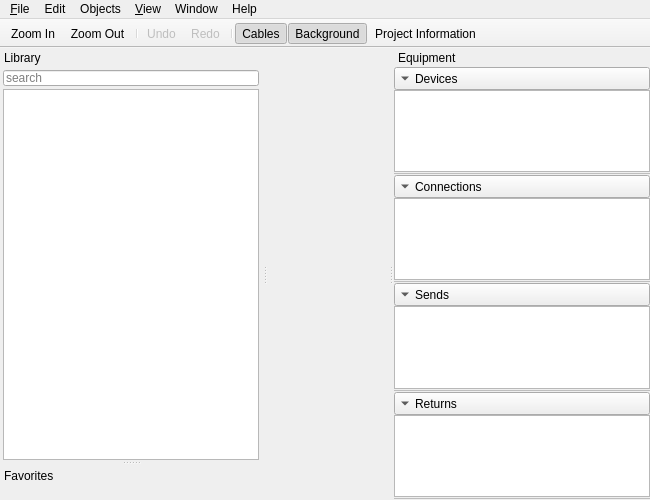
uliss/patch_scene, file mainwindow.ui: the form before one commit.
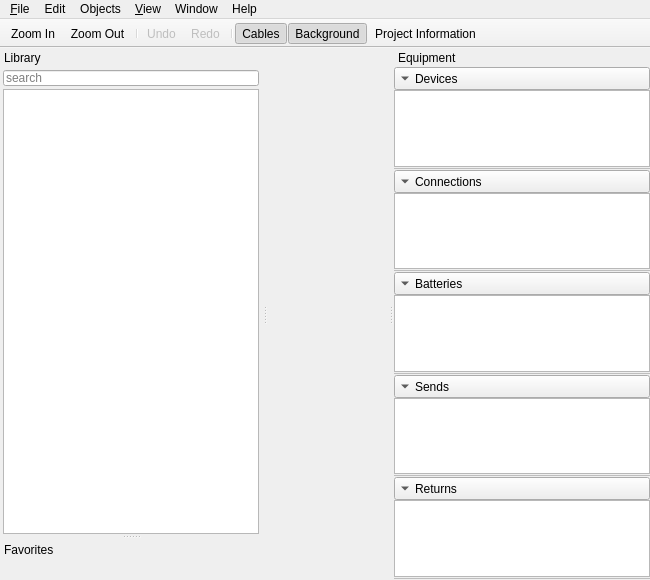
The form after the commit. Icons and pictures are not drawn.

Commit message: battery count added

The edit to the form file:
```diff
--- a/mainwindow.ui
+++ b/mainwindow.ui
@@ -7,7 +7,7 @@
     <x>0</x>
     <y>0</y>
     <width>650</width>
-    <height>500</height>
+    <height>580</height>
    </rect>
   </property>
   <property name="windowTitle">
@@ -341,6 +341,44 @@
        </property>
       </widget>
      </item>
+     <item>
+      <widget class="QToolButton" name="batteryListBtn">
+       <property name="sizePolicy">
+        <sizepolicy hsizetype="Expanding" vsizetype="Fixed">
+         <horstretch>0</horstretch>
+         <verstretch>0</verstretch>
+        </sizepolicy>
+       </property>
+       <property name="contextMenuPolicy">
+        <enum>Qt::NoContextMenu</enum>
+       </property>
+       <property name="text">
+        <string>Batteries</string>
+       </property>
+       <property name="toolButtonStyle">
+        <enum>Qt::ToolButtonTextBesideIcon</enum>
+       </property>
+       <property name="arrowType">
+        <enum>Qt::DownArrow</enum>
+       </property>
+      </widget>
+     </item>
+     <item>
+      <widget class="QTableView" name="batteryList"/>
+     </item>
+     <item>
+      <widget class="Line" name="batteryListLine">
+       <property name="enabled">
+        <bool>false</bool>
+       </property>
+       <property name="frameShadow">
+        <enum>QFrame::Plain</enum>
+       </property>
+       <property name="orientation">
+        <enum>Qt::Horizontal</enum>
+       </property>
+      </widget>
+     </item>
      <item>
       <widget class="QToolButton" name="sendListBtn">
        <property name="sizePolicy">
```
The commit also changes 6 other files.
